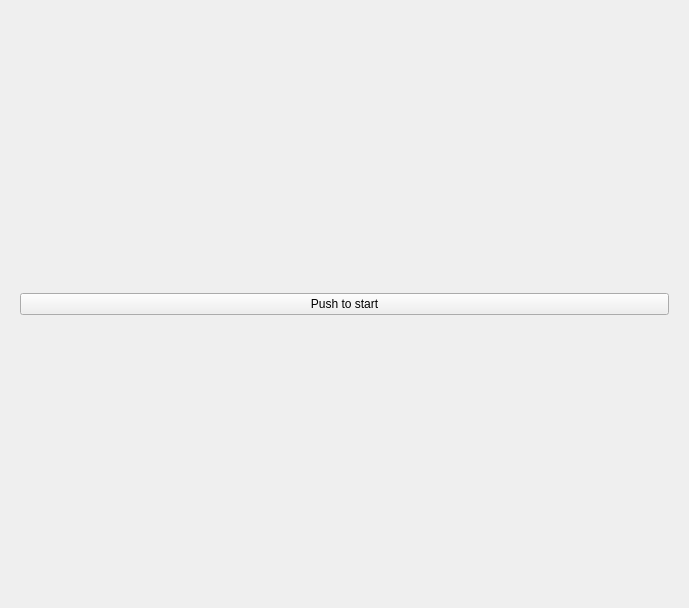
Qt form title.ui (andrewreeman/staffGames) before a commit.
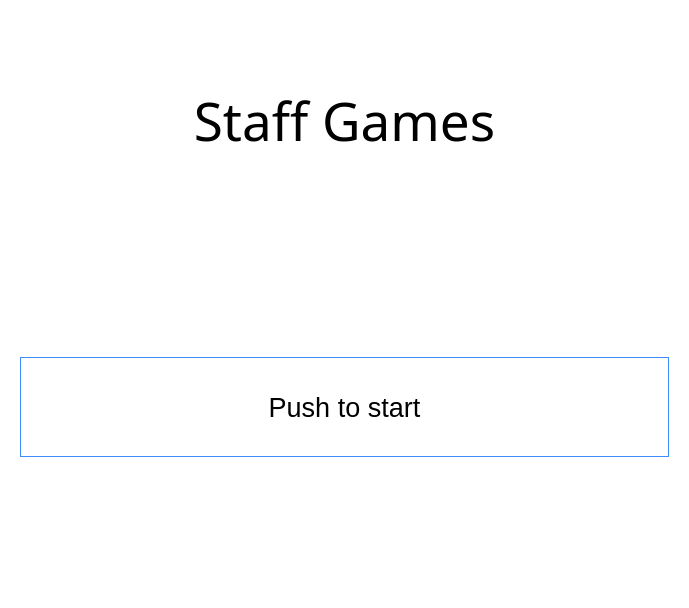
The same form after that commit. The open tabs and pages were chosen to show the change.

Patch:
```diff
--- a/title.ui
+++ b/title.ui
@@ -19,6 +19,12 @@
   <property name="windowTitle">
    <string>Form</string>
   </property>
+  <property name="autoFillBackground">
+   <bool>false</bool>
+  </property>
+  <property name="styleSheet">
+   <string notr="true">background-color: rgb(255, 255, 255)</string>
+  </property>
   <layout class="QVBoxLayout" name="verticalLayout_3">
    <item>
     <widget class="QStackedWidget" name="stackedWidget">
@@ -28,11 +34,104 @@
      <widget class="QWidget" name="page">
       <layout class="QHBoxLayout" name="horizontalLayout">
        <item>
-        <widget class="QPushButton" name="titleToLogin">
-         <property name="text">
-          <string>Push to start</string>
-         </property>
-        </widget>
+        <layout class="QVBoxLayout" name="verticalLayout_7">
+         <item>
+          <widget class="QLabel" name="titleLabel">
+           <property name="sizePolicy">
+            <sizepolicy hsizetype="Preferred" vsizetype="Preferred">
+             <horstretch>0</horstretch>
+             <verstretch>0</verstretch>
+            </sizepolicy>
+           </property>
+           <property name="minimumSize">
+            <size>
+             <width>0</width>
+             <height>200</height>
+            </size>
+           </property>
+           <property name="font">
+            <font>
+             <family>GFS Artemisia</family>
+             <pointsize>40</pointsize>
+            </font>
+           </property>
+           <property name="styleSheet">
+            <string notr="true">/*background-color: #3C8BFF;
+color: rgb(255, 255, 255);*/</string>
+           </property>
+           <property name="frameShape">
+            <enum>QFrame::NoFrame</enum>
+           </property>
+           <property name="frameShadow">
+            <enum>QFrame::Sunken</enum>
+           </property>
+           <property name="lineWidth">
+            <number>2</number>
+           </property>
+           <property name="text">
+            <string>Staff Games</string>
+           </property>
+           <property name="scaledContents">
+            <bool>true</bool>
+           </property>
+           <property name="alignment">
+            <set>Qt::AlignCenter</set>
+           </property>
+          </widget>
+         </item>
+         <item>
+          <spacer name="verticalSpacer">
+           <property name="orientation">
+            <enum>Qt::Vertical</enum>
+           </property>
+           <property name="sizeHint" stdset="0">
+            <size>
+             <width>20</width>
+             <height>40</height>
+            </size>
+           </property>
+          </spacer>
+         </item>
+         <item>
+          <widget class="QPushButton" name="titleToLogin">
+           <property name="minimumSize">
+            <size>
+             <width>0</width>
+             <height>100</height>
+            </size>
+           </property>
+           <property name="font">
+            <font>
+             <family>Arial</family>
+             <pointsize>20</pointsize>
+            </font>
+           </property>
+           <property name="styleSheet">
+            <string notr="true">border: 1px solid #3C8BFF;
+</string>
+           </property>
+           <property name="text">
+            <string>Push to start</string>
+           </property>
+           <property name="flat">
+            <bool>true</bool>
+           </property>
+          </widget>
+         </item>
+         <item>
+          <spacer name="verticalSpacer_2">
+           <property name="orientation">
+            <enum>Qt::Vertical</enum>
+           </property>
+           <property name="sizeHint" stdset="0">
+            <size>
+             <width>20</width>
+             <height>40</height>
+            </size>
+           </property>
+          </spacer>
+         </item>
+        </layout>
        </item>
       </layout>
      </widget>
```
Left out of the diff: 6 changed lines with no effect on the pictures.
